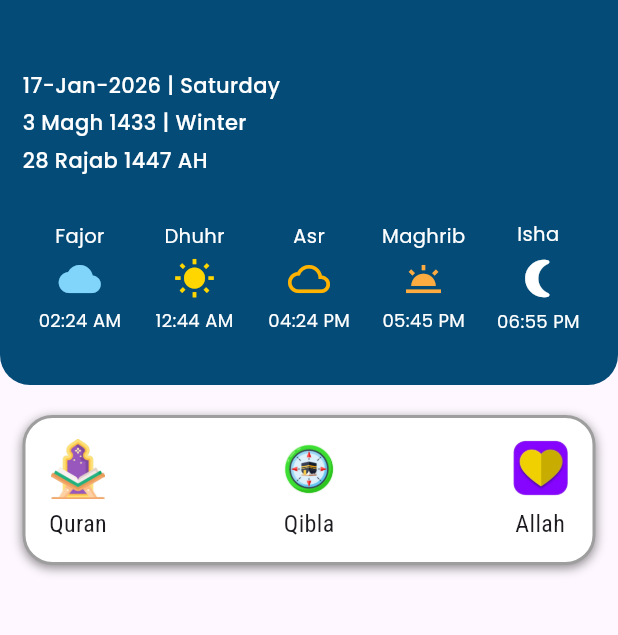
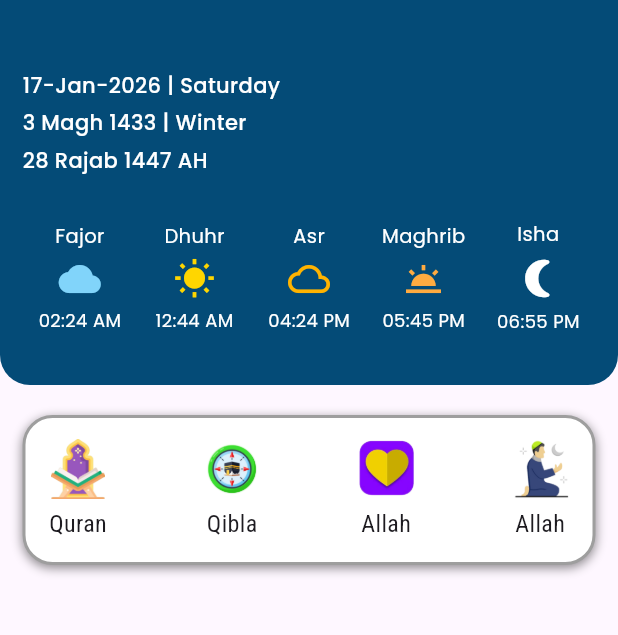
Before and after one commit to oliulalam/pure_muslim_app, a Flutter app: the screen it shows after launch, on a phone screen of 412 x 824 dp, the part 59-694 px from its top. Run offline on Flutter 3.47's test engine with Material 3 defaults, Android fonts, the phone set to English and light mode, and no system bars; our stand-ins replace flutter_svg.

Commit message:
Added Unnamed Section

```diff
--- a/lib/screen/home_screen.dart
+++ b/lib/screen/home_screen.dart
@@ -319,7 +319,14 @@ class _HomeScreenState extends State<HomeScreen> {
                       ],
                     ),
 
-
+                    Column(
+                      mainAxisAlignment: MainAxisAlignment.center,
+                      children: [
+                        Image.asset('assets/images/unnamedd.png', width: 40, height: 40,),
+                        SizedBox(height: 5,),
+                        Text("Allah", style: TextStyle(fontSize: 16),)
+                      ],
+                    ),
 
                   ],
                 ),
```
